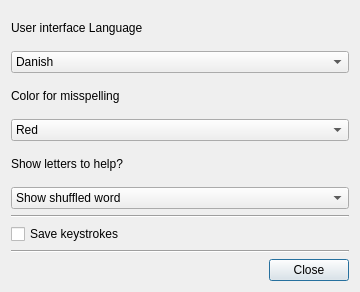
This is preferencemanager.ui in davidlamhauge/daspelling as Qt 5 draws it before an edit. The edited form follows.
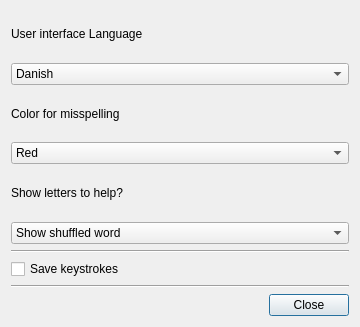
This is the edited form. Icons and pictures are not drawn.

Commit message: Added German to languages. Translation remains

```diff
--- a/preferencemanager.ui
+++ b/preferencemanager.ui
@@ -7,7 +7,7 @@
     <x>0</x>
     <y>0</y>
     <width>360</width>
-    <height>292</height>
+    <height>327</height>
    </rect>
   </property>
   <property name="windowTitle">
```
Left out of the diff: 9 changed lines with no effect on the pictures. The commit also changes 1 other file.
